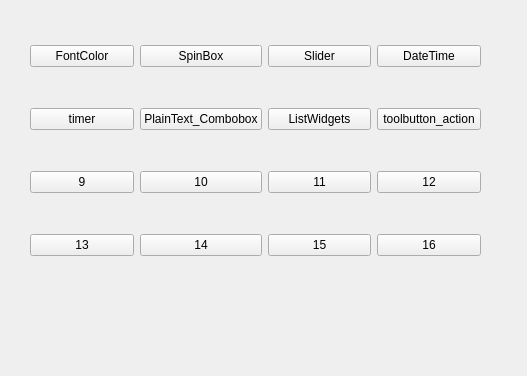
First picture: the form in src/QT_Demo/entry_form.ui, repository dbase/QT_Demo, before the edit.
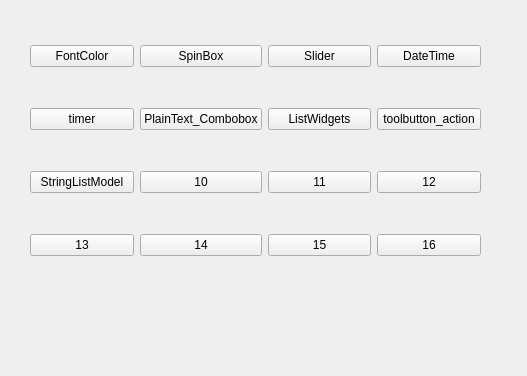
Second picture: the form after the edit.

Commit message: QT_Demo版本：增加学习 QStringListMode ListView控件的界面。以及Model和view之间的 联动。

Diff of the .ui file:
```diff
--- a/src/QT_Demo/entry_form.ui
+++ b/src/QT_Demo/entry_form.ui
@@ -40,7 +40,7 @@
     <item row="2" column="0">
      <widget class="QPushButton" name="btn9">
       <property name="text">
-       <string>9</string>
+       <string>StringListModel</string>
       </property>
      </widget>
     </item>
```
The commit also changes 6 other files.
